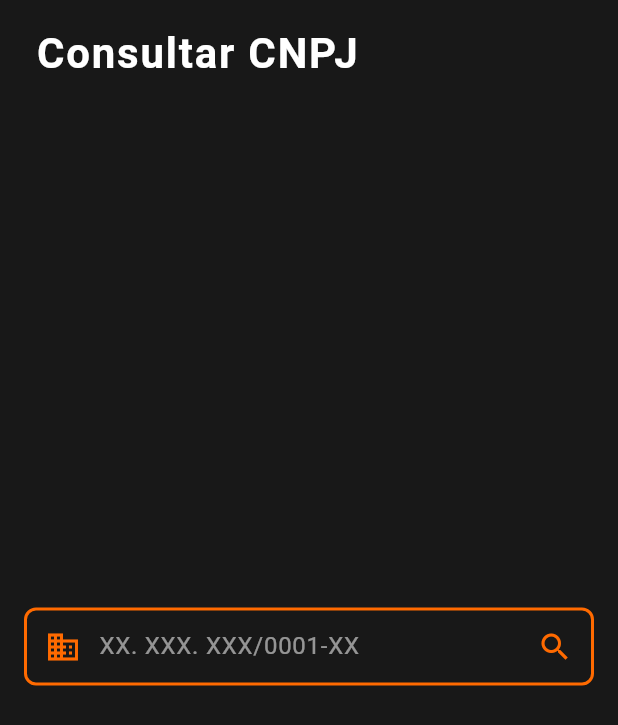
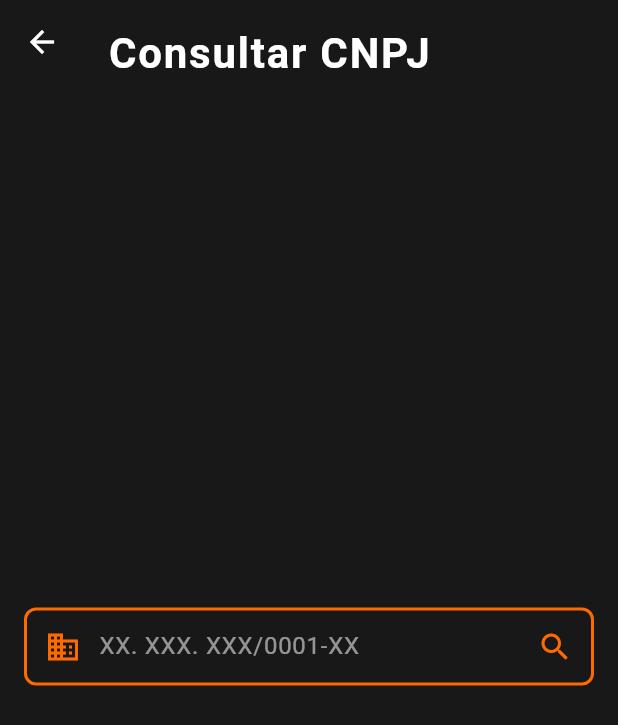
Before and after one commit to dallelaste0105/APIgov, a Flutter app: the ConsultaCnpjPage screen opened directly, on a phone screen of 412 x 824 dp. Shown: the top 725 px of the screen. Run offline on Flutter 3.47's test engine with Material 3 defaults, Android fonts, the phone set to English and light mode, and no system bars.

Commit message:
style: cpnj_screen.dart

```diff
--- a/flasque/lib/screens/cpnj_screen.dart
+++ b/flasque/lib/screens/cpnj_screen.dart
@@ -40,8 +40,12 @@ class _ConsultaCnpjPageState extends State<ConsultaCnpjPage> {
         child: AppBar(
           backgroundColor: Color(0xFF181818),
           elevation: 0,
+          leading: IconButton(
+            icon: Icon(Icons.arrow_back, color: Colors.white),
+            onPressed: () => Navigator.of(context).pop(),
+          ),
           title: Padding(
-            padding: const EdgeInsets.only(top: 16.0, left: 8.0),
+            padding: const EdgeInsets.only(top: 16.0, left: 0.0),
             child: Text(
               "Consultar CNPJ",
               style: TextStyle(
```
